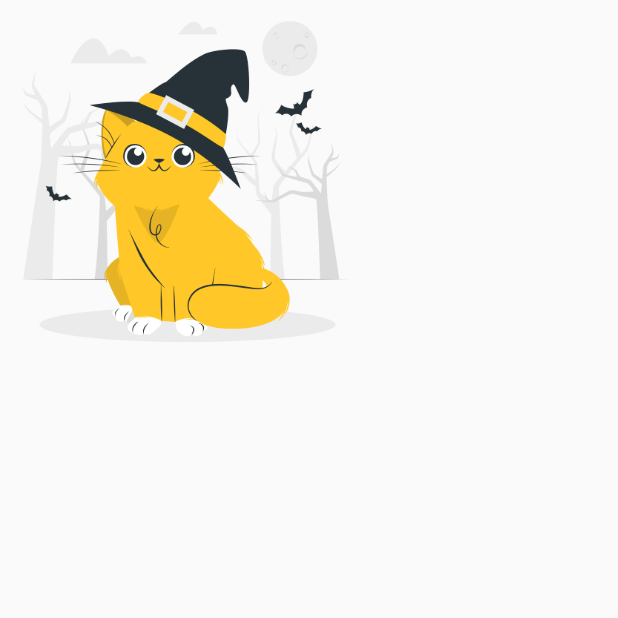
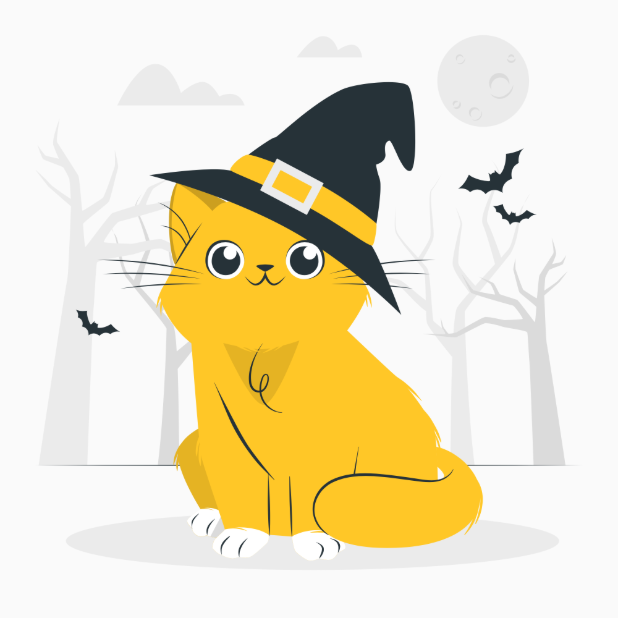
Before and after one commit to taskeen073/realshaman, a Flutter app: the screen it shows after launch, on a phone screen of 412 x 824 dp, the top half of it. Run offline on Flutter 3.47's test engine with Material 2 defaults, Android fonts, the phone set to English and light mode, and no system bars.

Commit message:
--- Auto-Git Commit ---

```diff
--- a/lib/authen.dart
+++ b/lib/authen.dart
@@ -15,11 +15,19 @@
     double size = MediaQuery.of(context).size.width;
     return Scaffold(
       body: SafeArea(
-        child: Container(
-          width: size*0.6,
-          child: ShowImaege(path: MyConstant.image18,),
-        )
+        child: ListView(
+        children:[ buildImg(size),
+
+        ],
+      ),
      ),
-   );
+    );
+  }
+
+  Container buildImg(double size) {
+    return Container(
+        width: size*0.6,
+        child: ShowImaege(path: MyConstant.image18,),
+      );
   }
 }
--- a/lib/my_constant.dart
+++ b/lib/my_constant.dart
@@ -33,5 +33,25 @@
   static Color ysp = Color(0xf9bf2d);
   static Color ysl = Color(0xfff163);
   static Color ysd = Color(0xc28f00);
+  static Color dark = Color(0xff575900);
+
+  TextStyle h1()=>TextStyle(
+    fontSize:24,
+    color:dark,
+    fontWeight: FontWeight.bold,
+
+  );
+  TextStyle h2()=>TextStyle(
+    fontSize:18,
+    color:dark,
+    fontWeight: FontWeight.w700,
+
+  );
+  TextStyle h3()=>TextStyle(
+    fontSize:14,
+    color:dark,
+    fontWeight: FontWeight.normal,
+
+  );
 
 }
```
Also changed, not shown: lib/widgets/show_title.dart (added, +20 -0 lines), .autogit/logs/log-21-8-2021-14-43-46.txt (added).
